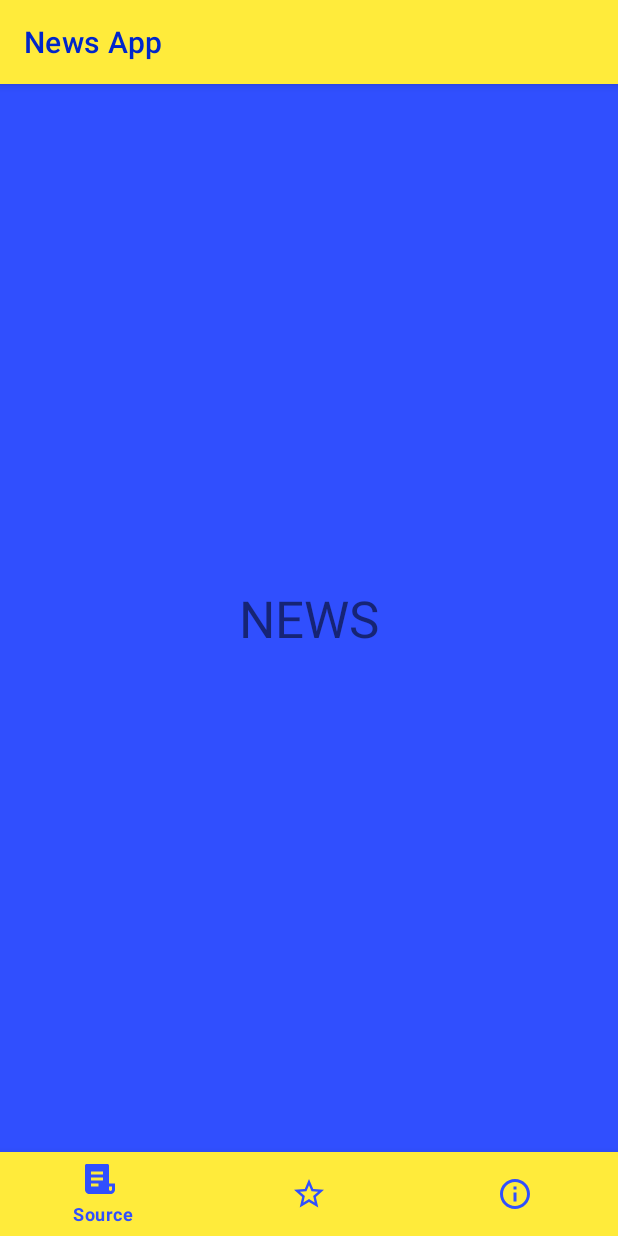
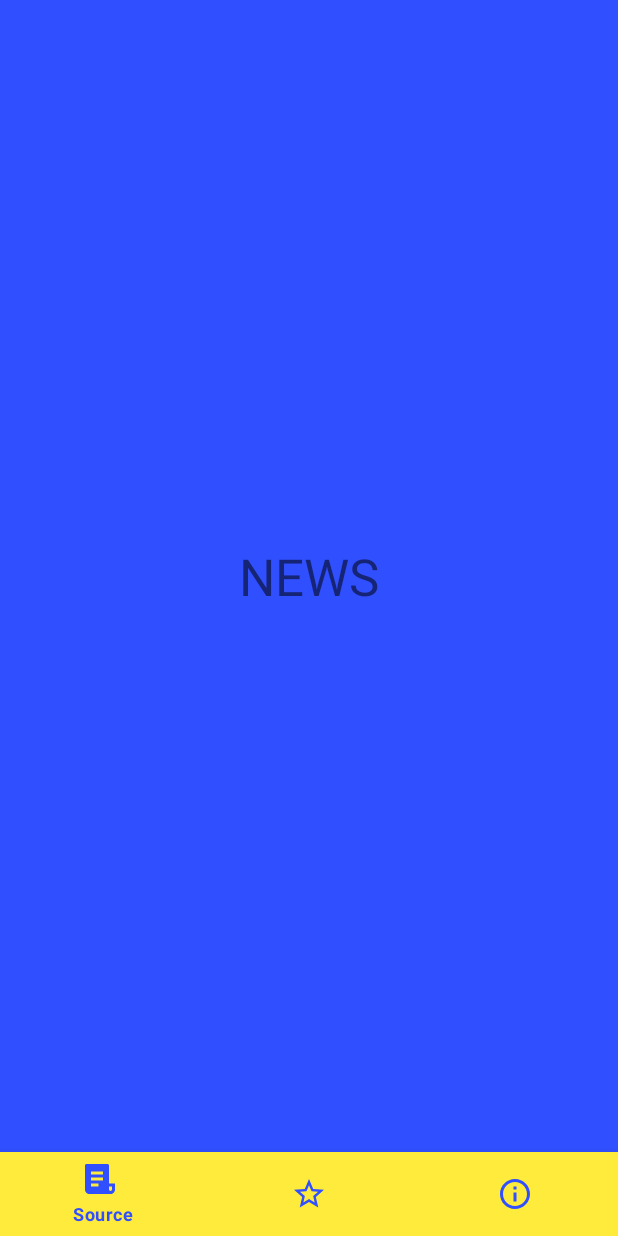
Before and after one commit to Dailius/News_App, an Android app: the screen it shows after launch (MainActivity), on a phone screen of 412 x 824 dp. Run offline under Robolectric (Android 15) with nearby library versions, the phone set to English and light mode, and no system bars.

Commit message:
Replace theme with NoActionBar in themes.xml

```diff
--- a/app/src/main/res/values-night/themes.xml
+++ b/app/src/main/res/values-night/themes.xml
@@ -1,6 +1,6 @@
 <resources xmlns:tools="http://schemas.android.com/tools">
     <!-- Base application theme. -->
-    <style name="Theme.NewsApp" parent="Theme.MaterialComponents.DayNight.DarkActionBar">
+    <style name="Theme.NewsApp" parent="Theme.MaterialComponents.DayNight.NoActionBar">
         <!-- Primary brand color. -->
         <item name="colorPrimary">@color/primaryColor</item>
         <item name="colorPrimaryVariant">@color/primaryDarkColor</item>
--- a/app/src/main/res/values/themes.xml
+++ b/app/src/main/res/values/themes.xml
@@ -1,6 +1,6 @@
 <resources xmlns:tools="http://schemas.android.com/tools">
     <!-- Base application theme. -->
-    <style name="Theme.NewsApp" parent="Theme.MaterialComponents.DayNight.DarkActionBar">
+    <style name="Theme.NewsApp" parent="Theme.MaterialComponents.DayNight.NoActionBar">
         <!-- Primary brand color. -->
         <item name="colorPrimary">@color/primaryColor</item>
         <item name="colorPrimaryVariant">@color/primaryDarkColor</item>
```
